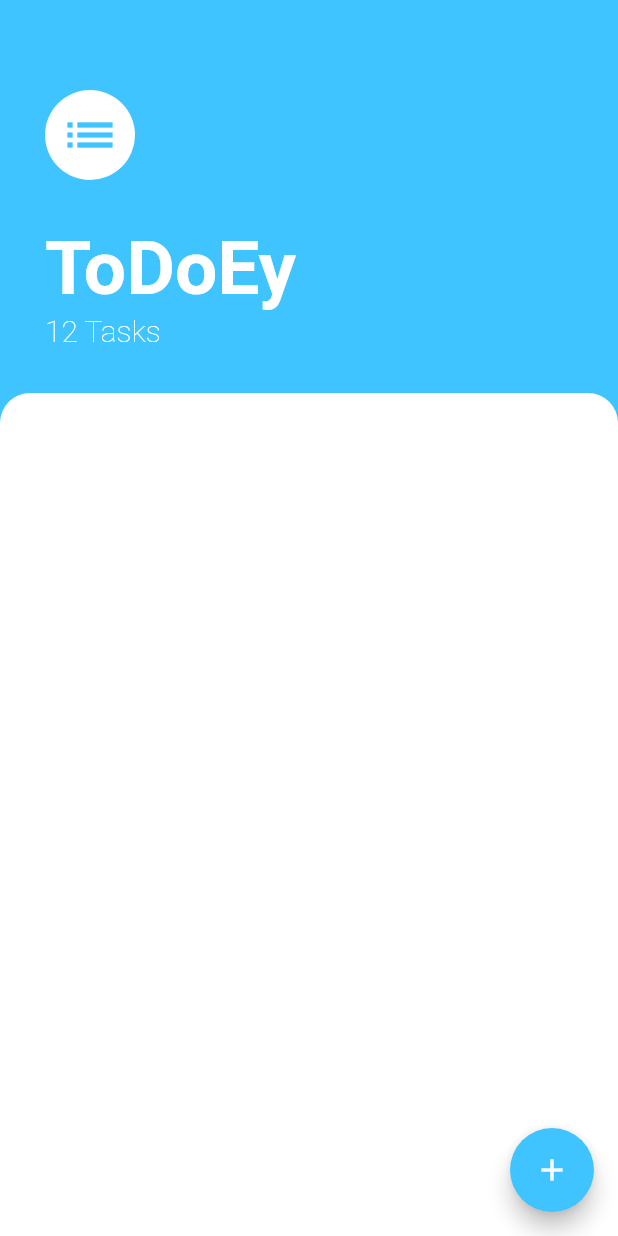
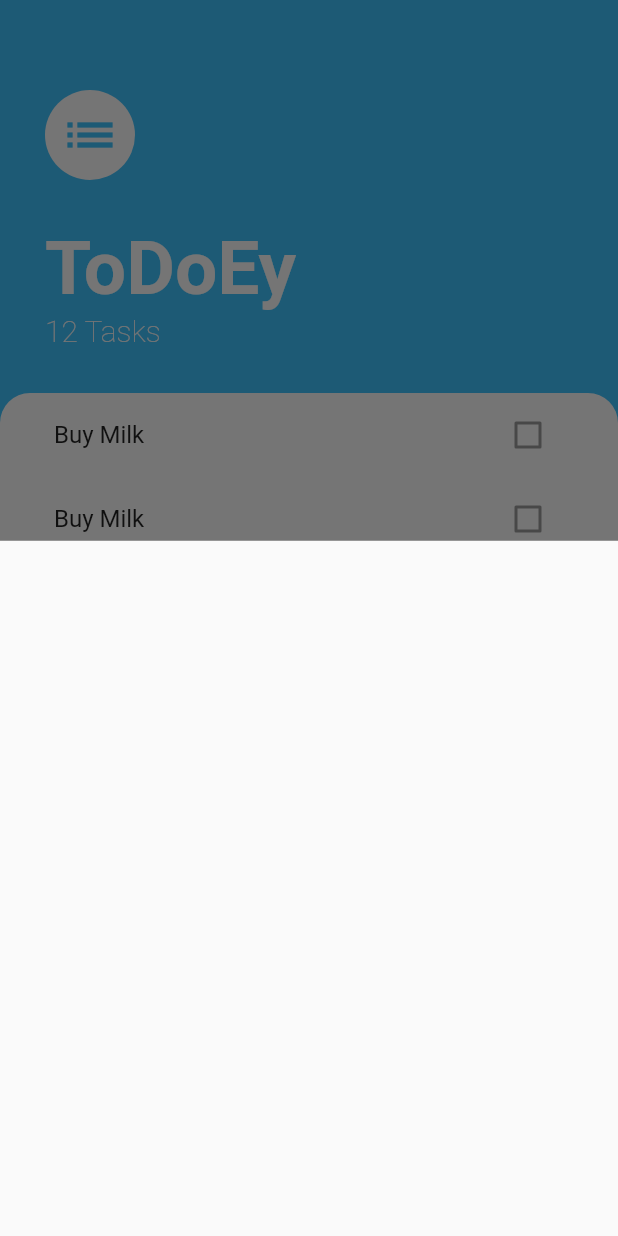
Before and after one commit to NsAveek/flutter-toDoApp, a Flutter app: the screen it shows after launch, after a tap on the "add" icon, on a phone screen of 412 x 824 dp. Run offline on Flutter 3.47's test engine with Material 2 defaults, Android fonts, the phone set to English and light mode, and no system bars.

Commit message:
Updated flutter code

```diff
--- a/lib/screens/tasks_screens.dart
+++ b/lib/screens/tasks_screens.dart
@@ -1,16 +1,24 @@
 import 'package:flutter/material.dart';
+import 'package:todoey/widgets/tasks_list.dart';
 
 class TasksScreen extends StatelessWidget {
+  Widget buildBottomSheet(BuildContext context) {
+    return Container();
+  }
+
   @override
   Widget build(BuildContext context) {
     return Scaffold(
       floatingActionButton: GestureDetector(
-        onTap: (){
+        onTap: () {
           print('tapped');
         },
         child: FloatingActionButton(
           backgroundColor: Colors.lightBlueAccent,
           child: Icon(Icons.add),
+          onPressed: () {
+            showModalBottomSheet(context: context, builder: buildBottomSheet);
+          },
         ),
       ),
       backgroundColor: Colors.lightBlueAccent,
@@ -18,8 +26,8 @@ class TasksScreen extends StatelessWidget {
         crossAxisAlignment: CrossAxisAlignment.start,
         children: <Widget>[
           Container(
-            padding:
-                EdgeInsets.only(top: 60.0, left: 30.0, right: 30.0, bottom: 30.0),
+            padding: EdgeInsets.only(
+                top: 60.0, left: 30.0, right: 30.0, bottom: 30.0),
             child: Column(
               crossAxisAlignment: CrossAxisAlignment.start,
               children: <Widget>[
@@ -49,20 +57,19 @@ class TasksScreen extends StatelessWidget {
                       fontSize: 20.0,
                       fontWeight: FontWeight.w100),
                 ),
-
               ],
             ),
           ),
           Expanded(
             child: Container(
-              decoration: BoxDecoration(
-                  color: Colors.white,
-                  borderRadius: BorderRadius.only(
-                    topLeft: Radius.circular(20),
-                    topRight: Radius.circular(20),
-                  )
-              ),
-            ),
+                padding: EdgeInsets.symmetric(horizontal: 20.0),
+                decoration: BoxDecoration(
+                    color: Colors.white,
+                    borderRadius: BorderRadius.only(
+                      topLeft: Radius.circular(20),
+                      topRight: Radius.circular(20),
+                    )),
+                child: TasksList()),
           )
         ],
       ),
--- /dev/null
+++ b/lib/widgets/tasks_list.dart
@@ -0,0 +1,16 @@
+import 'package:flutter/material.dart';
+
+import 'tasks_tile.dart';
+
+class TasksList extends StatelessWidget {
+  @override
+  Widget build(BuildContext context) {
+    return ListView(
+      children: <Widget>[
+        TaskTile(),
+        TaskTile(),
+        TaskTile(),
+      ],
+    );
+  }
+}
--- /dev/null
+++ b/lib/widgets/tasks_tile.dart
@@ -0,0 +1,13 @@
+import 'package:flutter/material.dart';
+
+class TaskTile extends StatelessWidget {
+  @override
+  Widget build(BuildContext context) {
+    return ListTile(
+      title: Text('Buy Milk'),
+      trailing: Checkbox(
+        value: false,
+      ),
+    );
+  }
+}
```
Also changed, not shown: 2 other files.
